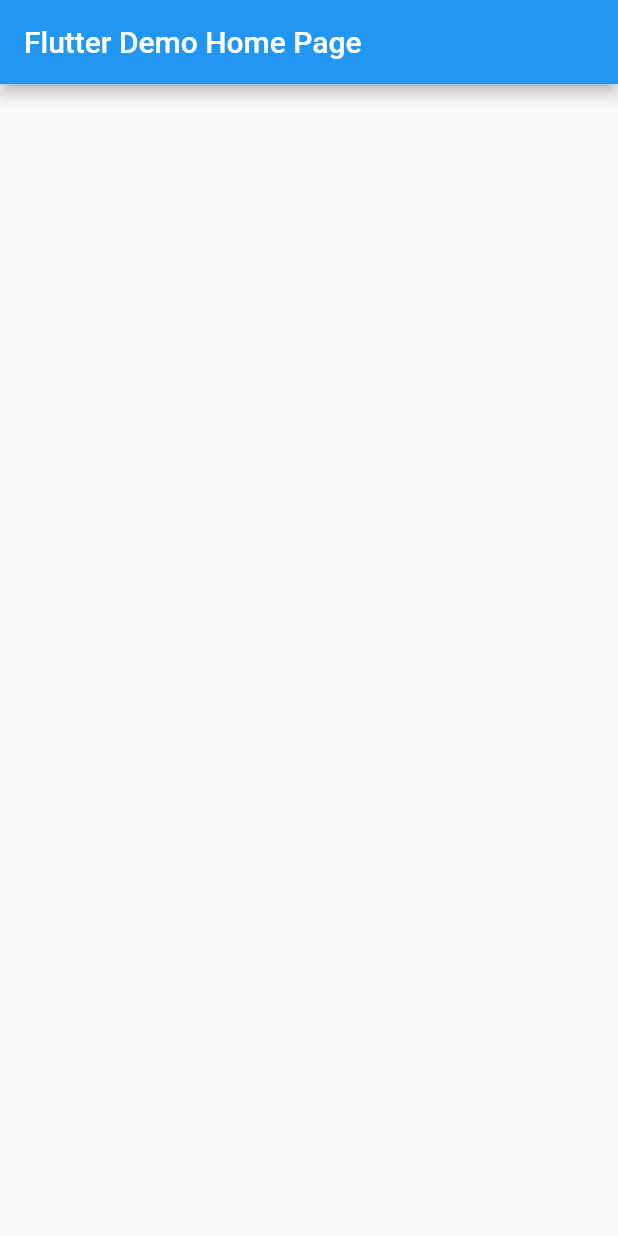
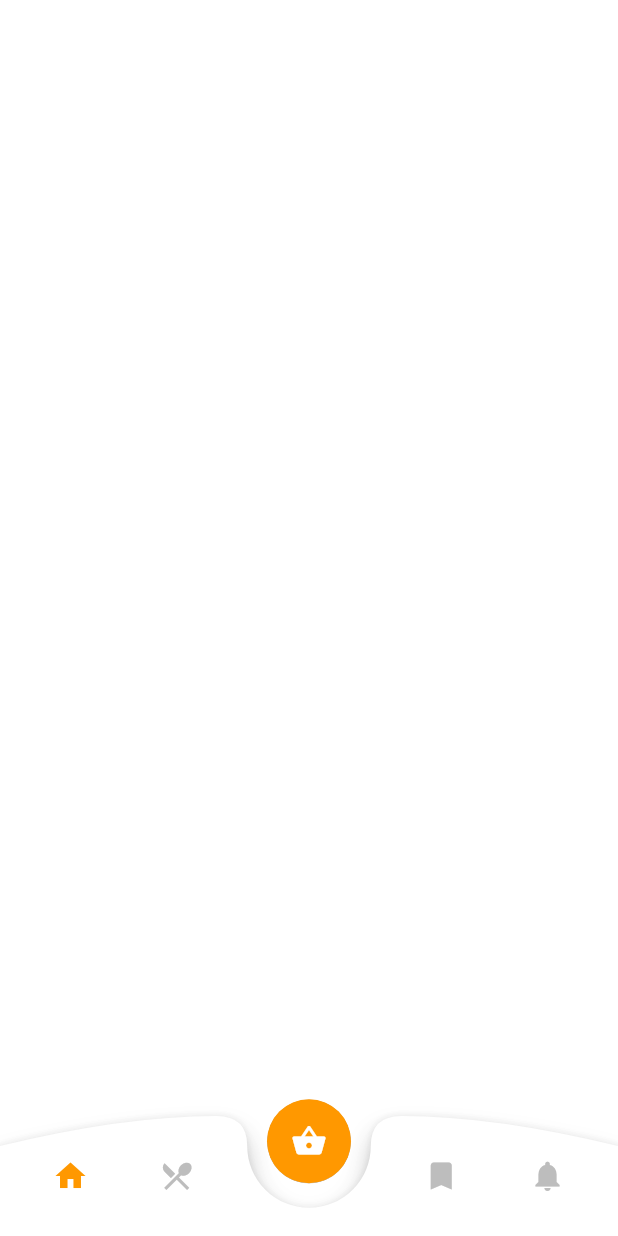
Before and after one commit to hamza-vd/objective_2, a Flutter app: the screen it shows after launch, on a phone screen of 412 x 824 dp. Run offline on Flutter 3.47's test engine with Material 2 defaults, Android fonts, the phone set to English and light mode, and no system bars.

Commit message:
initial design

```diff
--- a/lib/main.dart
+++ b/lib/main.dart
@@ -13,30 +13,129 @@ class MyApp extends StatelessWidget {
       theme: ThemeData(
         primarySwatch: Colors.blue,
       ),
-      home: MyHomePage(title: 'Flutter Demo Home Page'),
+      home: BottomBar(),
     );
   }
 }
 
-class MyHomePage extends StatefulWidget {
-  MyHomePage({Key? key, required this.title}) : super(key: key);
-
-  final String title;
-
+class BottomBar extends StatefulWidget {
   @override
-  _MyHomePageState createState() => _MyHomePageState();
+  _BottomBarState createState() => _BottomBarState();
 }
 
-class _MyHomePageState extends State<MyHomePage> {
+class _BottomBarState extends State<BottomBar> {
+  int currentIndex = 0;
+
+  setBottomBarIndex(index) {
+    setState(() {
+      currentIndex = index;
+    });
+  }
 
   @override
   Widget build(BuildContext context) {
-
+    final Size size = MediaQuery.of(context).size;
     return Scaffold(
-      appBar: AppBar(
-        title: Text(widget.title),
+      backgroundColor: Colors.white.withAlpha(55),
+      body: Stack(
+        children: [
+          Positioned(
+            bottom: 0,
+            left: 0,
+            child: Container(
+              width: size.width,
+              height: 80,
+              child: Stack(
+                overflow: Overflow.visible,
+                children: [
+                  CustomPaint(
+                    size: Size(size.width, 80),
+                    painter: MyCustomPainter(),
+                  ),
+                  Center(
+                    heightFactor: 0.6,
+                    child: FloatingActionButton(backgroundColor: Colors.orange, child: Icon(Icons.shopping_basket), elevation: 0.1, onPressed: () {}),
+                  ),
+                  Container(
+                    width: size.width,
+                    height: 80,
+                    child: Row(
+                      mainAxisAlignment: MainAxisAlignment.spaceEvenly,
+                      children: [
+                        IconButton(
+                          icon: Icon(
+                            Icons.home,
+                            color: currentIndex == 0 ? Colors.orange : Colors.grey.shade400,
+                          ),
+                          onPressed: () {
+                            setBottomBarIndex(0);
+                          },
+                          splashColor: Colors.white,
+                        ),
+                        IconButton(
+                            icon: Icon(
+                              Icons.restaurant_menu,
+                              color: currentIndex == 1 ? Colors.orange : Colors.grey.shade400,
+                            ),
+                            onPressed: () {
+                              setBottomBarIndex(1);
+                            }),
+                        Container(
+                          width: size.width * 0.20,
+                        ),
+                        IconButton(
+                            icon: Icon(
+                              Icons.bookmark,
+                              color: currentIndex == 2 ? Colors.orange : Colors.grey.shade400,
+                            ),
+                            onPressed: () {
+                              setBottomBarIndex(2);
+                            }),
+                        IconButton(
+                            icon: Icon(
+                              Icons.notifications,
+                              color: currentIndex == 3 ? Colors.orange : Colors.grey.shade400,
+                            ),
+                            onPressed: () {
+                              setBottomBarIndex(3);
+                            }),
+                      ],
+                    ),
+                  )
+                ],
+              ),
+            ),
+          )
+        ],
       ),
-      body: Container(),
     );
   }
 }
+
+
+class MyCustomPainter extends CustomPainter {
+  @override
+  void paint(Canvas canvas, Size size) {
+    Paint paint = new Paint()
+      ..color = Colors.white
+      ..style = PaintingStyle.fill;
+
+    Path path = Path();
+    path.moveTo(0, 20); // Start
+    path.quadraticBezierTo(size.width * 0.20, 0, size.width * 0.35, 0);
+    path.quadraticBezierTo(size.width * 0.40, 0, size.width * 0.40, 20);
+    path.arcToPoint(Offset(size.width * 0.60, 20), radius: Radius.circular(20.0), clockwise: false);
+    path.quadraticBezierTo(size.width * 0.60, 0, size.width * 0.65, 0);
+    path.quadraticBezierTo(size.width * 0.80, 0, size.width, 20);
+    path.lineTo(size.width, size.height);
+    path.lineTo(0, size.height);
+    path.lineTo(0, 20);
+    canvas.drawShadow(path, Colors.black, 5, true);
+    canvas.drawPath(path, paint);
+  }
+
+  @override
+  bool shouldRepaint(CustomPainter oldDelegate) {
+    return false;
+  }
+}
```
